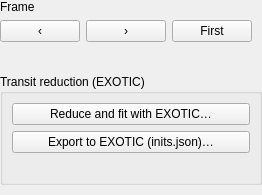
Before: the Qt Designer form nightscribe/gui/ui/ufe_visit_panel.ui in irydeo/nightscribe, drawn with Qt 5.
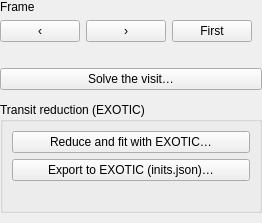
After: the same form once the commit is applied.

Commit message: solve: the whole visit, in one go (F3)

```diff
--- a/nightscribe/gui/ui/ufe_visit_panel.ui
+++ b/nightscribe/gui/ui/ufe_visit_panel.ui
@@ -31,6 +31,12 @@
     </layout>
    </item>
    <item><widget class="QLabel" name="lbl_frame_file"><property name="text"><string/></property><property name="wordWrap"><bool>true</bool></property></widget></item>
+   <item>
+    <widget class="QPushButton" name="btn_solve_visit">
+     <property name="toolTip"><string>Solve every frame of this visit in one go. A visit is one field, so the project's own coordinates point the solver at it: each frame takes a moment instead of a minute of searching the sky. Frames that already carry a WCS are skipped, and the solution is written into each FITS (needs “Save the solved WCS in the FITS” in Settings)</string></property>
+     <property name="text"><string>Solve the visit…</string></property>
+    </widget>
+   </item>
    <item><widget class="QWidget" name="ph_series"/></item>
    <item>
     <widget class="QGroupBox" name="grp_exotic">
```
The commit also changes 13 other files.
